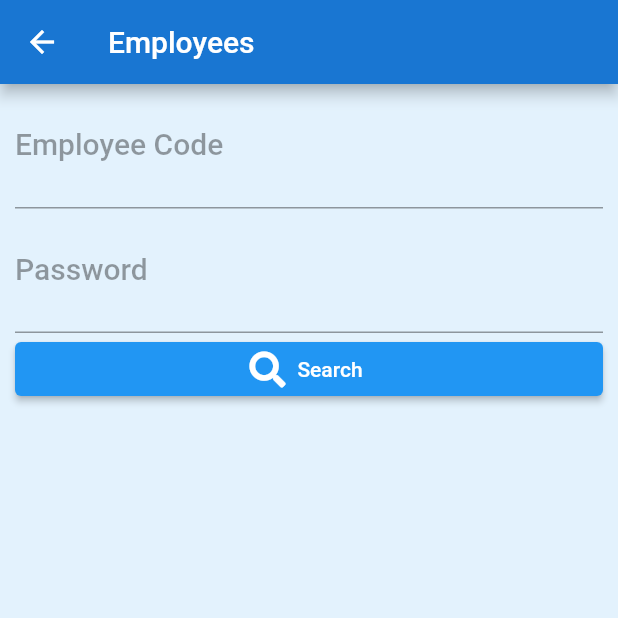
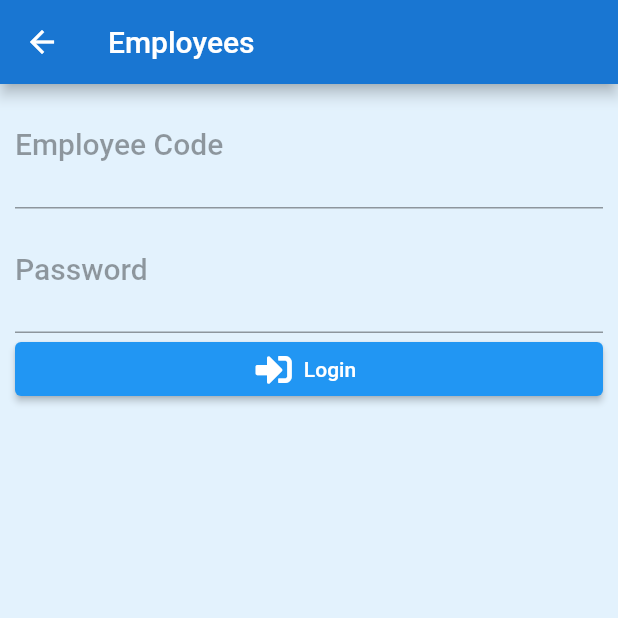
Before and after one commit to jommar/uerm_e_triage, a Flutter app: the EmployeeScreen screen opened by its route, on a phone screen of 412 x 824 dp, the top half of it. Run offline on Flutter 3.47's test engine with Material 2 defaults, Android fonts, the light colour scheme and no system bars; drawn by our look-alikes of flutter_form_builder; our stand-ins replace font_awesome_flutter; statements that could not run were skipped.

Commit message:
login button

```diff
--- a/lib/screens/employee/SearchEmployeeForm.dart
+++ b/lib/screens/employee/SearchEmployeeForm.dart
@@ -131,8 +131,8 @@ class _EmployeeSearchFormState extends State<EmployeeSearchForm> {
                     onPressed: () {
                       _searchEmployee(context: context);
                     },
-                    icon: Icon(FontAwesomeIcons.search),
-                    label: Text('Search'),
+                    icon: Icon(FontAwesomeIcons.signInAlt),
+                    label: Text('Login'),
                   ),
             if (!_isLoading)
               Expanded(
```
